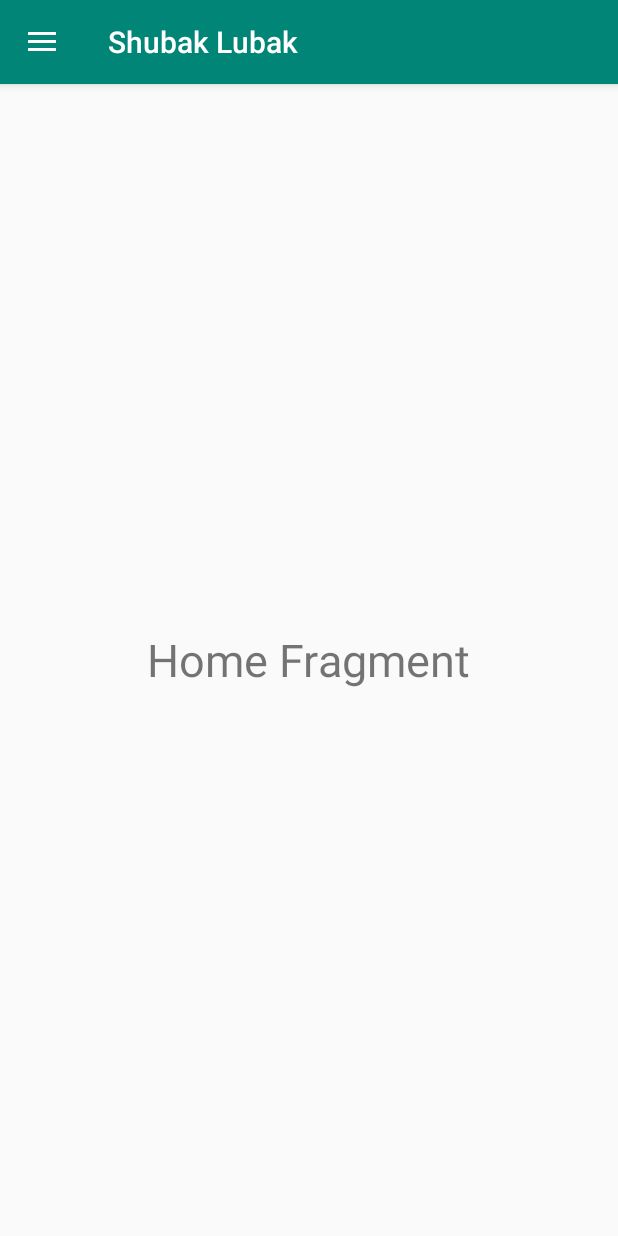
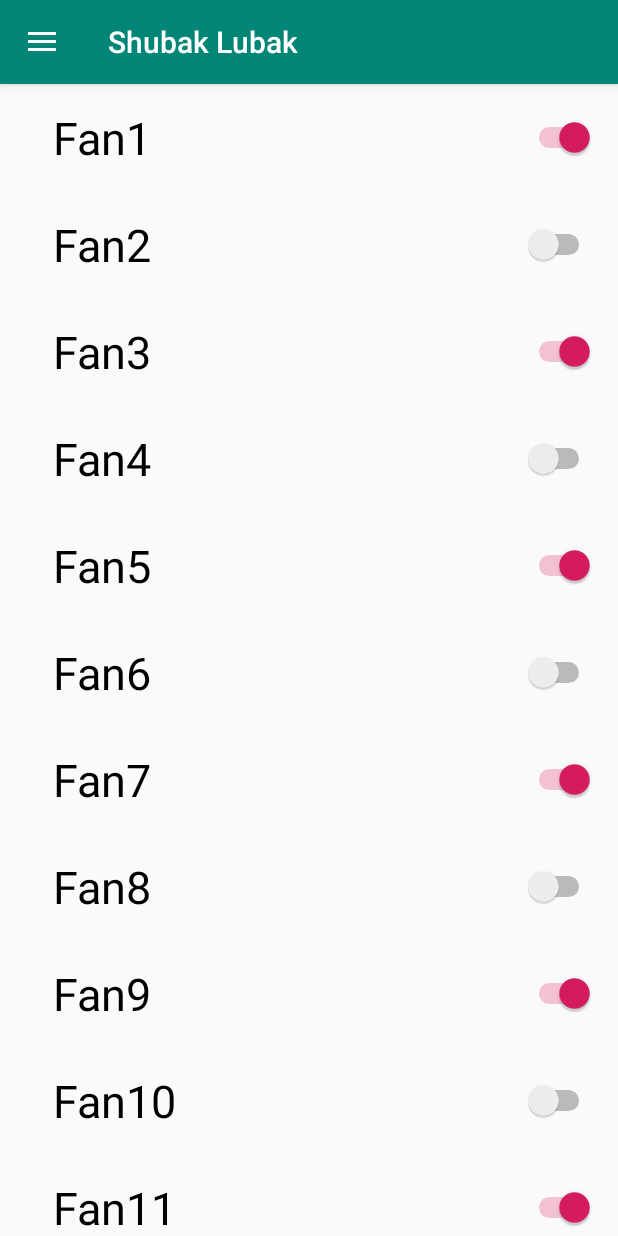
Before and after one commit to suhaibmaree/shubaklubak, an Android app: the screen it shows after launch (MainActivity), on a phone screen of 412 x 824 dp. Run offline under Robolectric (Android 15) with nearby library versions, the phone set to English and light mode, and no system bars; our stand-ins replace Firebase (no records; nobody signed in at launch, a user with empty details on screens opened directly); libraries missing offline, so code that uses them is left out: com.firebase.ui; 1 statement that could not run was skipped.

Commit message:
Set RecyclerView in Home Fragment

```diff
--- a/app/src/main/java/edu/mareeaaup/s/shubaklubak/HomeFragment.java
+++ b/app/src/main/java/edu/mareeaaup/s/shubaklubak/HomeFragment.java
@@ -4,17 +4,67 @@ import android.os.Bundle;
 import android.support.annotation.NonNull;
 import android.support.annotation.Nullable;
 import android.support.v4.app.Fragment;
+import android.support.v7.widget.LinearLayoutManager;
+import android.support.v7.widget.RecyclerView;
+import android.util.Log;
 import android.view.LayoutInflater;
 import android.view.View;
 import android.view.ViewGroup;
 
+import java.util.ArrayList;
 import java.util.zip.Inflater;
 
 public class HomeFragment extends Fragment {
 
+    private static final String TAG = "MainActivity";
+    public ArrayList<String> mdevicesNames = new ArrayList<>();
+    public ArrayList<Boolean> mdevicesStatus = new ArrayList<>();
+    public RecyclerViewAdapter adapter;
+
     @Nullable
     @Override
     public View onCreateView(@NonNull LayoutInflater inflater, @Nullable ViewGroup container, @Nullable Bundle savedInstanceState) {
-        return inflater.inflate(R.layout.fragment_home,container,false);
+
+        View view = inflater.inflate(R.layout.fragment_home,container,false);
+
+        initiatItems();
+        RecyclerView recyclerView = view.findViewById(R.id.recycler_view);
+        adapter = new RecyclerViewAdapter(getContext(), mdevicesNames, mdevicesStatus);
+        recyclerView.setAdapter(adapter);
+        RecyclerView.LayoutManager layoutManager = new LinearLayoutManager(getActivity());
+        recyclerView.setLayoutManager(layoutManager);
+
+        return view;
     }
+
+
+    public void initiatItems(){
+        Log.d(TAG,"Initiating Items");
+        mdevicesNames.add("Fan1");
+        mdevicesNames.add("Fan2");
+        mdevicesNames.add("Fan3");
+        mdevicesNames.add("Fan4");
+        mdevicesNames.add("Fan5");
+        mdevicesNames.add("Fan6");
+        mdevicesNames.add("Fan7");
+        mdevicesNames.add("Fan8");
+        mdevicesNames.add("Fan9");
+        mdevicesNames.add("Fan10");
+        mdevicesNames.add("Fan11");
+        mdevicesNames.add("Fan12");
+        mdevicesStatus.add(Boolean.TRUE);
+        mdevicesStatus.add(Boolean.FALSE);
+        mdevicesStatus.add(Boolean.TRUE);
+        mdevicesStatus.add(Boolean.FALSE);
+        mdevicesStatus.add(Boolean.TRUE);
+        mdevicesStatus.add(Boolean.FALSE);
+        mdevicesStatus.add(Boolean.TRUE);
+        mdevicesStatus.add(Boolean.FALSE);
+        mdevicesStatus.add(Boolean.TRUE);
+        mdevicesStatus.add(Boolean.FALSE);
+        mdevicesStatus.add(Boolean.TRUE);
+        mdevicesStatus.add(Boolean.FALSE);
+    }
+
+
 }
--- /dev/null
+++ b/app/src/main/java/edu/mareeaaup/s/shubaklubak/RecyclerViewAdapter.java
@@ -0,0 +1,90 @@
+package edu.mareeaaup.s.shubaklubak;
+
+import android.content.Context;
+import android.support.annotation.NonNull;
+import android.support.v7.widget.RecyclerView;
+import android.util.Log;
+import android.view.LayoutInflater;
+import android.view.View;
+import android.view.ViewGroup;
+import android.widget.CompoundButton;
+import android.widget.RelativeLayout;
+import android.widget.Switch;
+import android.widget.TextView;
+import android.widget.Toast;
+
+import java.util.ArrayList;
+
+public class RecyclerViewAdapter extends RecyclerView.Adapter<RecyclerViewAdapter.ViewHolder> {
+
+    private static final String TAG = "RecyclerViewAdapter";
+
+    private ArrayList<String> mdevicesNames = new ArrayList<>();
+    private ArrayList<Boolean> mdevicesStatus = new ArrayList<>();
+    private Context mContext;
+    public RecyclerViewAdapter(Context context, ArrayList<String> devicesNames, ArrayList<Boolean> devicesStatus){
+        mdevicesNames = devicesNames;
+        mdevicesStatus = devicesStatus;
+        mContext = context;
+    }
+    @NonNull
+    @Override
+    public ViewHolder onCreateViewHolder(@NonNull ViewGroup parent, int viewType) {
+        View view = LayoutInflater.from(parent.getContext()).inflate(R.layout.layout_deviseslist, parent, false);
+        ViewHolder holder = new ViewHolder(view);
+        return holder;
+    }
+
+    @Override
+    public void onBindViewHolder(@NonNull ViewHolder viewHolder, final int i) {
+        Log.d(TAG, "onBindViewHolder: inside");
+        viewHolder.deviceName.setText(mdevicesNames.get(i));
+        viewHolder.status.setChecked(mdevicesStatus.get(i));
+
+        viewHolder.parentLayout.setOnClickListener(new View.OnClickListener() {
+            @Override
+            public void onClick(View v) {
+                Log.d(TAG, "Clicked: "+ mdevicesNames.get(i));
+                Toast.makeText(mContext, mdevicesNames.get(i),Toast.LENGTH_SHORT).show();
+            }
+        });
+        viewHolder.status.setOnCheckedChangeListener(new CompoundButton.OnCheckedChangeListener() {
+            @Override
+            public void onCheckedChanged(CompoundButton buttonView, boolean isChecked) {
+                if(isChecked==Boolean.TRUE){
+                    mdevicesStatus.set(i,Boolean.TRUE);
+
+                    //FirebaseDatabase database = FirebaseDatabase.getInstance();
+                    //DatabaseReference myRef = database.getReference("message");
+
+                    //myRef.setValue("Hello, World!");
+
+                }else{
+                    mdevicesStatus.set(i,Boolean.FALSE);
+                }
+                // code to update the firebase
+                Toast.makeText(mContext, mdevicesStatus.get(i).toString(),Toast.LENGTH_SHORT).show();
+            }
+        });
+    }
+
+    @Override
+    public int getItemCount() {
+        return mdevicesNames.size();
+    }
+
+
+    public class ViewHolder extends RecyclerView.ViewHolder{
+
+        TextView deviceName;
+        Switch status;
+        RelativeLayout parentLayout;
+
+        public ViewHolder(@NonNull View itemView) {
+            super(itemView);
+            deviceName = (TextView) itemView.findViewById(R.id.device_name);
+            status = (Switch) itemView.findViewById(R.id.status);
+            parentLayout = (RelativeLayout) itemView.findViewById(R.id.parent_layout);
+        }
+    }
+}
--- a/app/src/main/res/layout/fragment_home.xml
+++ b/app/src/main/res/layout/fragment_home.xml
@@ -5,11 +5,10 @@
     android:orientation="vertical"
     android:gravity="center">
 
-    <TextView
-        android:layout_width="wrap_content"
-        android:layout_height="wrap_content"
-        android:text="Home Fragment"
-        android:textSize="30sp" />
+    <android.support.v7.widget.RecyclerView
+        android:layout_width = "match_parent"
+        android:layout_height = "match_parent"
+        android:id="@+id/recycler_view"/>
 
 
 </LinearLayout>
--- /dev/null
+++ b/app/src/main/res/layout/layout_deviseslist.xml
@@ -0,0 +1,26 @@
+<?xml version="1.0" encoding="utf-8"?>
+<RelativeLayout xmlns:android="http://schemas.android.com/apk/res/android"
+    android:layout_width="match_parent"
+    android:layout_height="wrap_content"
+    android:padding="15dp"
+    android:id="@+id/parent_layout">
+
+<TextView
+    android:layout_width="wrap_content"
+    android:layout_height="wrap_content"
+    android:text="Name"
+    android:id="@+id/device_name"
+    android:textColor="#000"
+    android:layout_centerVertical="true"
+    android:layout_marginLeft="20dp"
+    android:textSize="30sp"/>
+
+    <Switch
+        android:layout_width="wrap_content"
+        android:layout_height="wrap_content"
+        android:id="@+id/status"
+        android:layout_alignParentRight="true"
+        android:layout_marginLeft="50dp"
+        android:layout_centerVertical="true" />
+
+</RelativeLayout>
```
Also changed, not shown: app/src/main/java/edu/mareeaaup/s/shubaklubak/MainActivity.java (+11 -1 lines), app/src/main/java/edu/mareeaaup/s/shubaklubak/OurData.java (added, +49 -0 lines).
